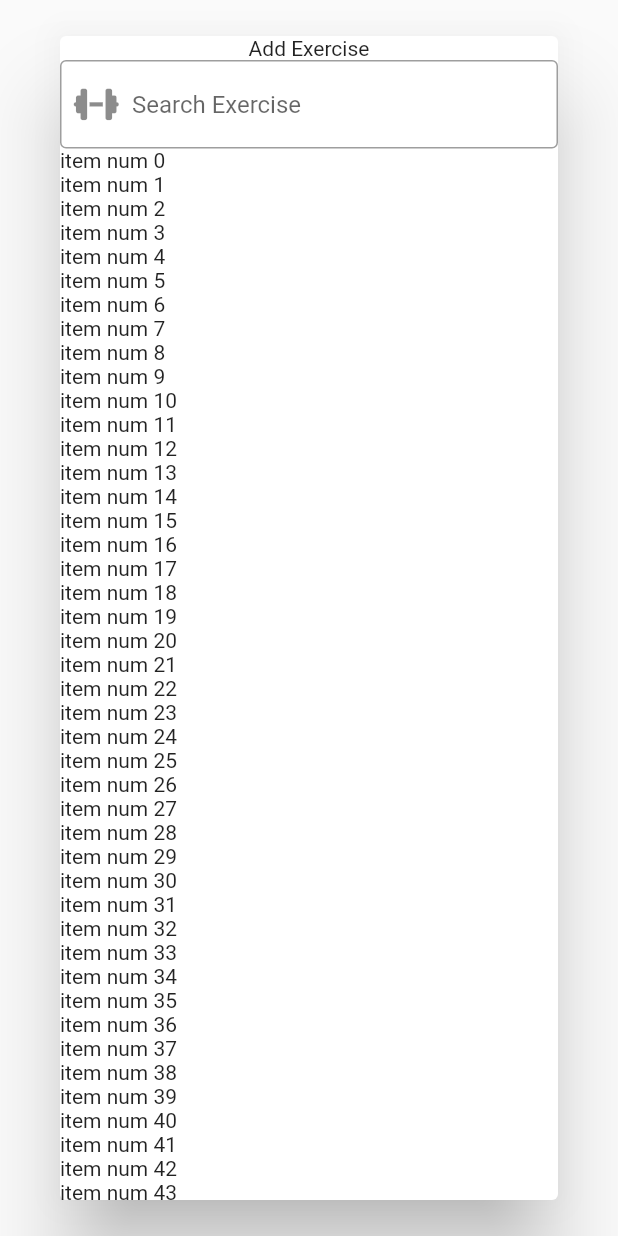
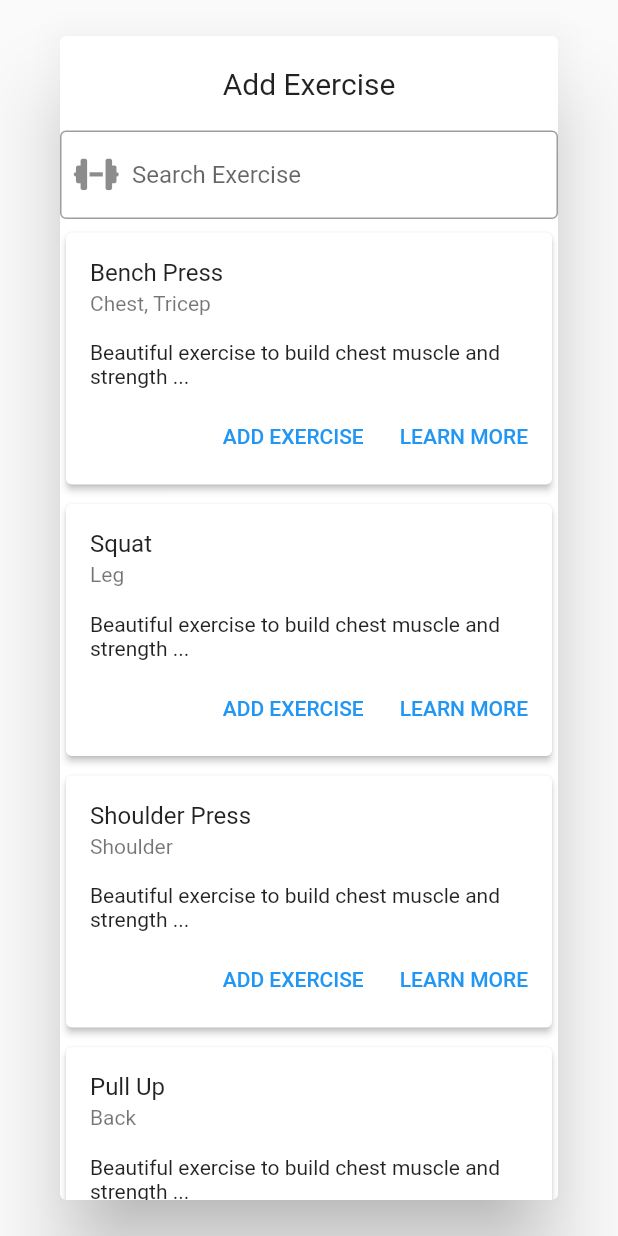
Before and after one commit to hanjung2/dart-demo, a Flutter app: the NewExerciseDialog widget shown alone on an empty page, opened directly, on a phone screen of 412 x 824 dp. Run offline on Flutter 3.47's test engine with Material 2 defaults, Android fonts, the phone set to English and light mode, and no system bars; our stand-ins replace font_awesome_flutter.

Commit message:
move card to add exercise

```diff
--- /dev/null
+++ b/lib/models/exercise_model.dart
@@ -0,0 +1,6 @@
+class Exercise {
+  final String exerciseName;
+  final Set<String> targetArea;
+
+  Exercise(this.exerciseName, this.targetArea);
+}
--- a/lib/widgets/add_exercise_dialog.dart
+++ b/lib/widgets/add_exercise_dialog.dart
@@ -1,5 +1,8 @@
 import 'package:flutter/material.dart';
 import 'package:font_awesome_flutter/font_awesome_flutter.dart';
+import 'package:train_log/widgets/exercise_card.dart';
+
+import '../models/exercise_model.dart';
 
 class NewExerciseDialog extends StatefulWidget {
   const NewExerciseDialog({super.key});
@@ -11,12 +14,27 @@ class NewExerciseDialog extends StatefulWidget {
 class _NewExerciseDialog extends State<NewExerciseDialog> {
   @override
   Widget build(BuildContext context) {
+    Set<Exercise> exerciseList = <Exercise>{
+      Exercise('Bench Press', {'Chest', 'Tricep'}),
+      Exercise('Squat', {
+        'Leg',
+      }),
+      Exercise('Shoulder Press', {'Shoulder'}),
+      Exercise('Pull Up', {'Back'})
+    };
+
     return Dialog(
       child: Column(
         // ignore: prefer_const_literals_to_create_immutables
         children: [
-          const Center(
-            child: Text('Add Exercise'),
+          Container(
+            margin: const EdgeInsets.all(20),
+            child: const Center(
+              child: Text(
+                'Add Exercise',
+                style: TextStyle(fontSize: 20),
+              ),
+            ),
           ),
           // ignore: prefer_const_constructors
           TextField(
@@ -30,11 +48,28 @@ class _NewExerciseDialog extends State<NewExerciseDialog> {
           ),
           Expanded(
             child: ListView.builder(
+              itemCount: exerciseList.length,
               itemBuilder: (_, index) => Container(
-                child: Text('item num $index'),
+                margin: const EdgeInsets.only(top: 5.0),
+                // Row(
+                //   mainAxisAlignment: MainAxisAlignment.spaceBetween,
+                //   children: [
+                //     Container(
+                //         margin: const EdgeInsets.only(left: 25.0),
+                //         child: Text(exerciseList.toList()[index].exerciseName)),
+                //     Container(
+                //       margin: const EdgeInsets.only(right: 25.0),
+                //       child: ElevatedButton(
+                //           onPressed: () => {Navigator.pop(context)},
+                //           child: const Text('Add')),
+                //     )
+                child: ExerciseCard(
+                    title: exerciseList.toList()[index].exerciseName,
+                    subtitle:
+                        exerciseList.toList()[index].targetArea.join(', ')),
               ),
             ),
-          )
+          ),
         ],
       ),
     );
--- a/lib/widgets/exercise_card.dart
+++ b/lib/widgets/exercise_card.dart
@@ -2,12 +2,12 @@ import 'package:flutter/material.dart';
 
 class ExerciseCard extends StatefulWidget {
   final String title;
-  final String subheading;
+  final String subtitle;
 
-  const ExerciseCard({Key? key, required this.title, required this.subheading})
+  const ExerciseCard({Key? key, required this.title, required this.subtitle})
       : super(key: key);
   @override
-  _ExerciseCardState createState() => _ExerciseCardState();
+  State<ExerciseCard> createState() => _ExerciseCardState();
 }
 
 class _ExerciseCardState extends State<ExerciseCard> {
@@ -16,16 +16,16 @@ class _ExerciseCardState extends State<ExerciseCard> {
   @override
   Widget build(BuildContext context) {
     return Card(
-        elevation: 4.0,
+        elevation: 2.0,
         child: Column(
           children: [
             ListTile(
               title: Text(widget.title),
-              subtitle: Text(widget.subheading),
-              trailing: Icon(Icons.favorite_outline),
+              subtitle: Text(widget.subtitle),
+              // trailing: Icon(Icons.favorite_outline),
             ),
             Container(
-              padding: EdgeInsets.all(16.0),
+              padding: const EdgeInsets.only(left: 16.0),
               alignment: Alignment.centerLeft,
               child: Text(supportingText),
             ),
@@ -33,11 +33,15 @@ class _ExerciseCardState extends State<ExerciseCard> {
               children: [
                 TextButton(
                   child: const Text('ADD EXERCISE'),
-                  onPressed: () {/* ... */},
+                  onPressed: () {
+                    Navigator.pop(context);
+                  },
                 ),
                 TextButton(
                   child: const Text('LEARN MORE'),
-                  onPressed: () {/* ... */},
+                  onPressed: () {
+                    Navigator.pop(context);
+                  },
                 )
               ],
             )
```
Also changed, not shown: lib/pages/workout_list.dart (+4 -7 lines).
